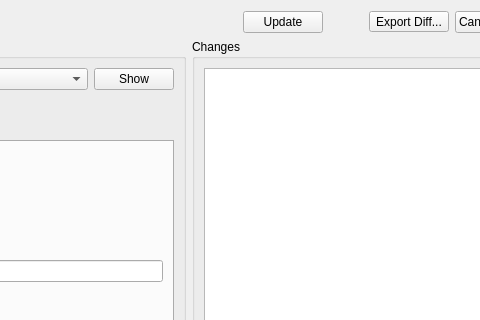
The window that plugins/patchreview/patchreview.ui (KDE/kdevelop) describes before a commit, drawn with Qt 5; both pictures show x 265 to 745 and y 0 to 320 of the 908 by 452 pixel window.
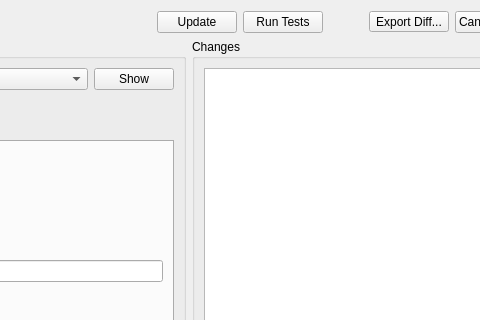
The same window after the commit. Custom widgets are drawn as their Qt base class.

Commit message:
Add a "Run Tests" button to test review.
The button is hidden when there are no applicable test suites.

The edit to the form file:
```diff
--- a/plugins/patchreview/patchreview.ui
+++ b/plugins/patchreview/patchreview.ui
@@ -62,6 +62,13 @@
        </property>
       </widget>
      </item>
+     <item>
+      <widget class="QPushButton" name="testsButton">
+       <property name="text">
+        <string>Run Tests</string>
+       </property>
+      </widget>
+     </item>
      <item>
       <spacer name="horizontalSpacer_2">
        <property name="orientation">
```
The commit also changes 3 other files.
